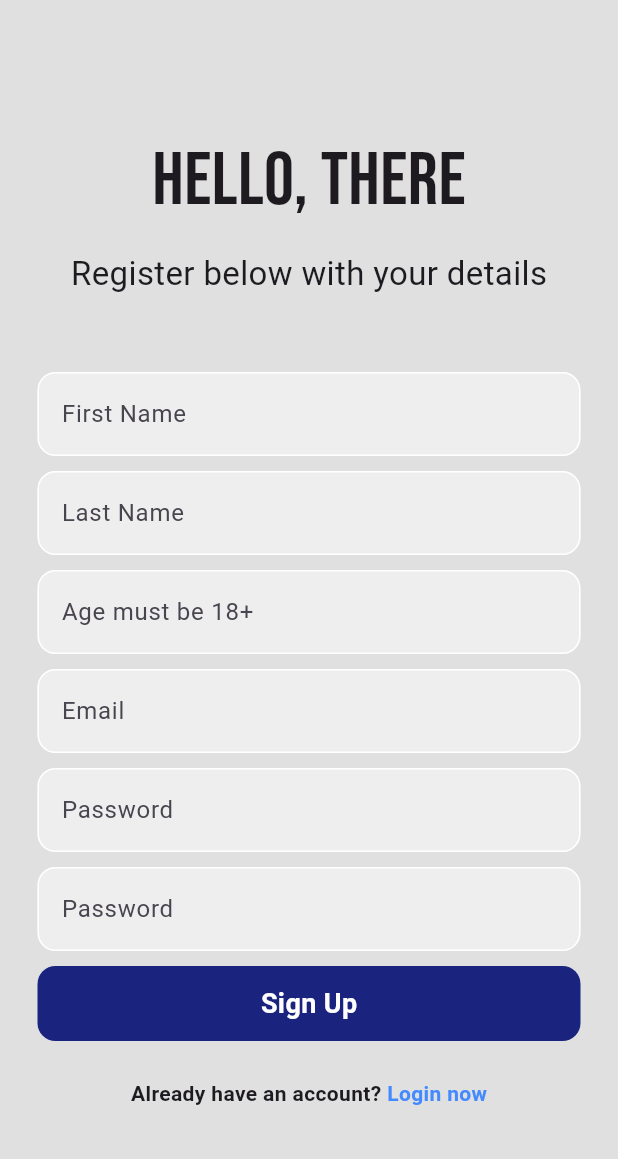
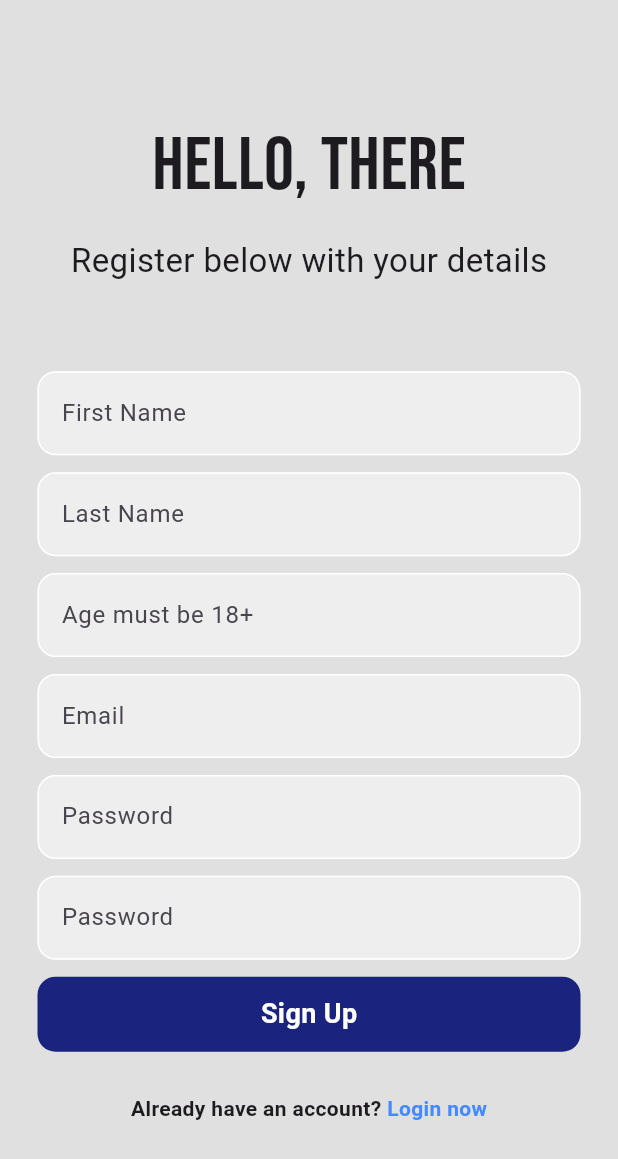
Before and after one commit to EmmanuelOyiti/coffee_app, a Flutter app: the screen it shows after launch, after a tap on "Register now", on a phone screen of 412 x 824 dp. Shown: the top 1159 px of the screen. Run offline on Flutter 3.47's test engine with Material 3 defaults, Android fonts, the light colour scheme and no system bars; our stand-ins replace cloud_firestore, firebase_auth, firebase_core, google_fonts, google_nav_bar, webview_flutter; accounts and stored records are empty; network calls fail.

Commit message:
Dimensions added for screenSized heights

```diff
--- a/lib/auth/pages/forgot_password.dart
+++ b/lib/auth/pages/forgot_password.dart
@@ -1,5 +1,6 @@
 import 'package:firebase_auth/firebase_auth.dart';
 import 'package:flutter/material.dart';
+import 'package:gihoc_mobile/components/dimensions.dart';
 
 class ForgotPasswordPage extends StatefulWidget {
   const ForgotPasswordPage({super.key});
@@ -59,7 +60,7 @@ class _ForgotPasswordPageState extends State<ForgotPasswordPage> {
             ),
           ),
           SizedBox(
-            height: 10,
+            height: Dimensions.height10,
           ),
           Padding(
             padding: const EdgeInsets.symmetric(horizontal: 25.0),
--- a/lib/auth/pages/register_page.dart
+++ b/lib/auth/pages/register_page.dart
@@ -3,6 +3,7 @@ import 'dart:async';
 import 'package:cloud_firestore/cloud_firestore.dart';
 import 'package:firebase_auth/firebase_auth.dart';
 import 'package:flutter/material.dart';
+import 'package:gihoc_mobile/components/dimensions.dart';
 import 'package:google_fonts/google_fonts.dart';
 
 class RegisterPage extends StatefulWidget {
@@ -103,14 +104,14 @@ class _RegisterPageState extends State<RegisterPage> {
                 ),
               ),
               SizedBox(
-                height: 10,
+                height: Dimensions.height10,
               ),
               Text("Register below with your details",
                   style: TextStyle(
                     fontSize: 22,
                   )),
               SizedBox(
-                height: 50,
+                height: Dimensions.height50,
               ),
 
               //firstname text field
@@ -129,7 +130,7 @@ class _RegisterPageState extends State<RegisterPage> {
                 ),
               ),
               SizedBox(
-                height: 10,
+                height: Dimensions.height10,
               ),
 
               //lastName text field
@@ -148,7 +149,7 @@ class _RegisterPageState extends State<RegisterPage> {
                 ),
               ),
               SizedBox(
-                height: 10,
+                height: Dimensions.height10,
               ),
 
               //age text field
@@ -167,7 +168,7 @@ class _RegisterPageState extends State<RegisterPage> {
                 ),
               ),
               SizedBox(
-                height: 10,
+                height: Dimensions.height10,
               ),
 
               //email text field
@@ -186,7 +187,7 @@ class _RegisterPageState extends State<RegisterPage> {
                 ),
               ),
               SizedBox(
-                height: 10,
+                height: Dimensions.height10,
               ),
 
               //password textfield
@@ -210,7 +211,7 @@ class _RegisterPageState extends State<RegisterPage> {
               ),
 
               SizedBox(
-                height: 10,
+                height: Dimensions.height10,
               ),
 
               //confirm password text field
@@ -233,7 +234,7 @@ class _RegisterPageState extends State<RegisterPage> {
                 ),
               ),
               SizedBox(
-                height: 10,
+                height: Dimensions.height10,
               ),
               Padding(
                 padding: const EdgeInsets.symmetric(horizontal: 25.0),
@@ -257,7 +258,7 @@ class _RegisterPageState extends State<RegisterPage> {
                 ),
               ),
               SizedBox(
-                height: 25,
+                height: Dimensions.height25,
               ),
               Row(
                 mainAxisAlignment: MainAxisAlignment.center,
--- a/lib/components/dimensions.dart
+++ b/lib/components/dimensions.dart
@@ -1,26 +1,40 @@
-import 'package:get/get.dart';
+// import 'package:get/get.dart';
+
+// class Dimensions {
+//   static double scrnHeight = Get.context!.height;
+//   static double scrnWidth = Get.context!.width;
+
+//   static double pageViewContainer = scrnHeight / 3.32;
+//   static double pageView = scrnHeight / 2.28;
+//   static double pageViewTextContainer = scrnHeight / 6.09;
+
+//margin and padding
+import 'package:flutter/widgets.dart';
 
 class Dimensions {
-  static double scrnHeight = Get.context!.height;
-  static double scrnWidth = Get.context!.width;
+  static double scrnWidth = WidgetsBinding.instance!.window.physicalSize.width /
+      WidgetsBinding.instance!.window.devicePixelRatio;
+  static double scrnHeight =
+      WidgetsBinding.instance!.window.physicalSize.height /
+          WidgetsBinding.instance!.window.devicePixelRatio;
 
-  static double pageViewContainer = scrnHeight / 3.32;
-  static double pageView = scrnHeight / 2.28;
-  static double pageViewTextContainer = scrnHeight / 6.09;
-
-//margin and padding
   static double height300 = scrnHeight / 15.5;
   static double height10 = scrnHeight / 73.1;
   static double height20 = scrnHeight / 36.55;
   static double height15 = scrnHeight / 48.7;
   static double height30 = scrnHeight / 28.1;
   static double height45 = scrnHeight / 16.4;
+  static double height25 = scrnHeight / 29.4;
+  static double height5 = scrnHeight / 146.2;
+  static double height50 = scrnHeight / 14.1;
 
-  static double width10 = scrnHeight / 73.1;
-  static double width20 = scrnHeight / 36.55;
-  static double width15 = scrnHeight / 48.7;
-  static double width30 = scrnHeight / 28.1;
-  static double width45 = scrnHeight / 16.4;
+  // static double width10 = scrnHeight / 73.1;
+  // static double width20 = scrnHeight / 36.55;
+  // static double width15 = scrnHeight / 48.7;
+  // static double width30 = scrnHeight / 28.1;
+  // static double width45 = scrnHeight / 16.4;
+
+  static double width150 = 150;
 
   static double font26 = scrnHeight / 28.11;
   static double font20 = scrnHeight / 36.55;
@@ -42,7 +56,6 @@ class Dimensions {
   //fontsize
   static double height26 = scrnHeight / 28.12;
 
-
   //list view
   static double listViewImgSize = scrnHeight / 6.09;
   static double listViewTextContSize = scrnHeight / 7.31;
--- a/lib/main.dart
+++ b/lib/main.dart
@@ -7,13 +7,11 @@ import 'auth/pages/homepage.dart';
 import 'package:firebase_core/firebase_core.dart';
 import 'firebase_options.dart';
 
-
-
 Future<void> main() async {
   WidgetsFlutterBinding.ensureInitialized();
   await Firebase.initializeApp(
     options: DefaultFirebaseOptions.currentPlatform,
-);
+  );
   runApp(const MyApp());
 }
 
--- a/lib/pages/cartPage.dart
+++ b/lib/pages/cartPage.dart
@@ -1,6 +1,7 @@
 import 'package:gihoc_mobile/checkout.dart';
 import 'package:flutter/material.dart';
 import 'package:gihoc_mobile/components/coffeeTiles.dart';
+import 'package:gihoc_mobile/components/dimensions.dart';
 import 'package:gihoc_mobile/model/coffee.dart';
 import 'package:gihoc_mobile/model/coffee_shop.dart';
 import 'package:provider/provider.dart';
--- a/lib/pages/shopPage.dart
+++ b/lib/pages/shopPage.dart
@@ -1,4 +1,5 @@
 import 'package:gihoc_mobile/components/coffeeTiles.dart';
+import 'package:gihoc_mobile/components/dimensions.dart';
 import 'package:gihoc_mobile/model/coffee.dart';
 import 'package:gihoc_mobile/model/coffee_shop.dart';
 import 'package:flutter/material.dart';
@@ -43,8 +44,8 @@ class _ShopPageState extends State<ShopPage> {
                 "Which Product are you getting today?",
                 style: GoogleFonts.oswald(fontSize: 20),
               ),
-              const SizedBox(
-                height: 25,
+              SizedBox(
+                height: Dimensions.height25,
               ),
 
               //list of coffees
```
Also changed, not shown: lib/checkout.dart (+5 -4 lines), lib/payment/paymentHome.dart (+4 -3 lines).
